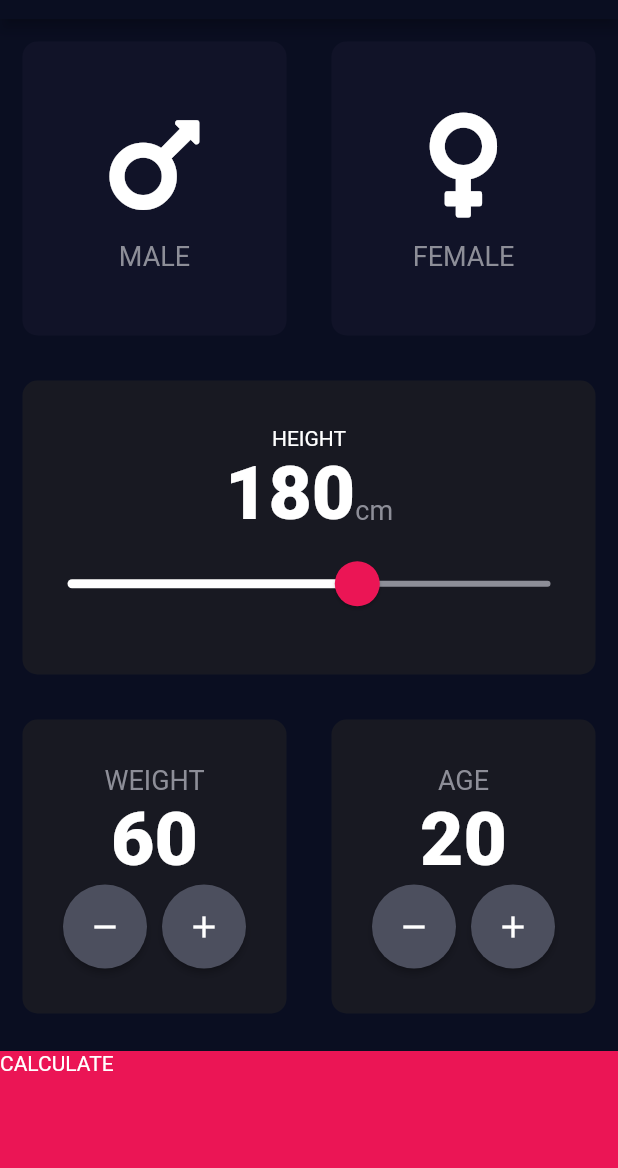
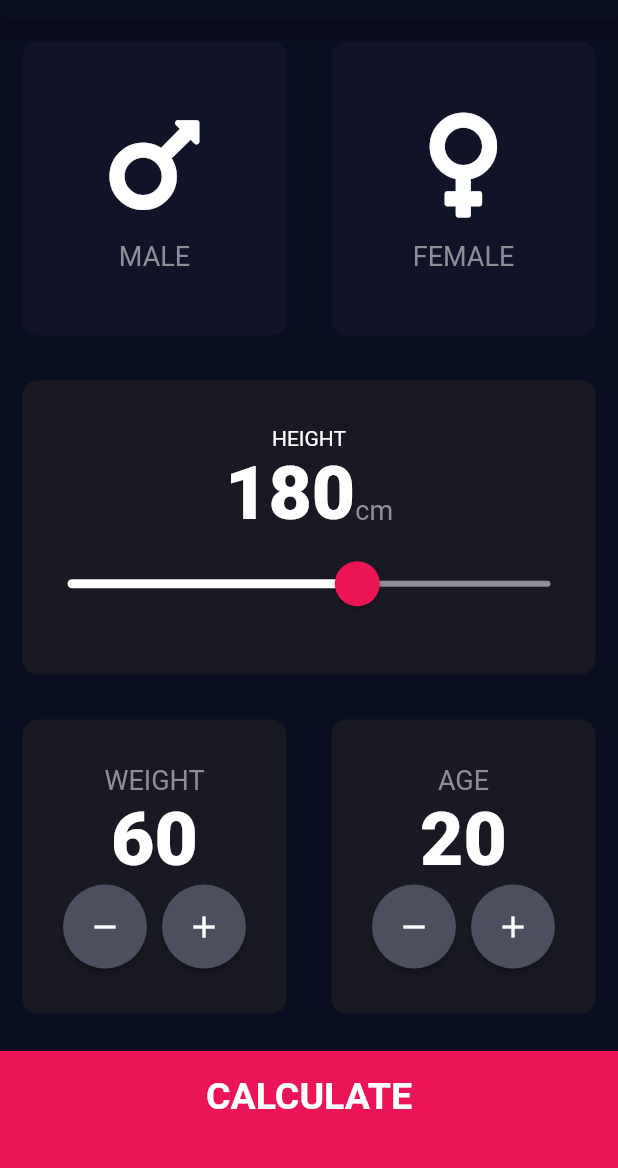
Before and after one commit to larissavarjao/bmi-calculator, a Flutter app: the screen it shows after launch, on a phone screen of 412 x 824 dp, the part 65-1233 px from its top. Run offline on Flutter 3.47's test engine with Material 2 defaults, Android fonts, the phone set to English and light mode, and no system bars; our stand-ins replace font_awesome_flutter.

Commit message:
feat: adjust buttom on home

```diff
--- a/lib/constants.dart
+++ b/lib/constants.dart
@@ -20,3 +20,8 @@ const TextStyle kNumberStyle = TextStyle(
   fontSize: 50.0,
   fontWeight: FontWeight.w900,
 );
+
+const TextStyle kButtonStyle = TextStyle(
+  fontSize: 25.0,
+  fontWeight: FontWeight.bold,
+);
--- a/lib/input_page.dart
+++ b/lib/input_page.dart
@@ -219,7 +219,13 @@ class _InputPageState extends State<InputPage> {
               );
             },
             child: Container(
-              child: Text('CALCULATE'),
+              padding: EdgeInsets.only(bottom: 20.0),
+              child: Center(
+                child: Text(
+                  'CALCULATE',
+                  style: kButtonStyle,
+                ),
+              ),
               color: kBottomContainerBackgroundColor,
               margin: EdgeInsets.only(top: 10.0),
               width: double.infinity,
```
